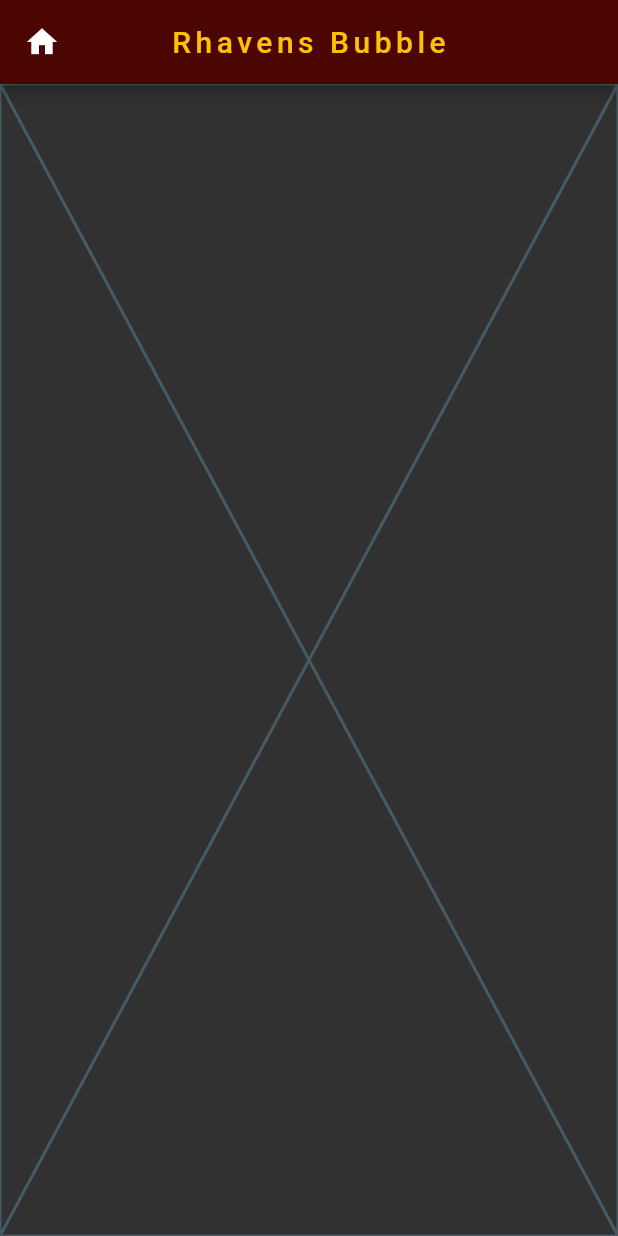
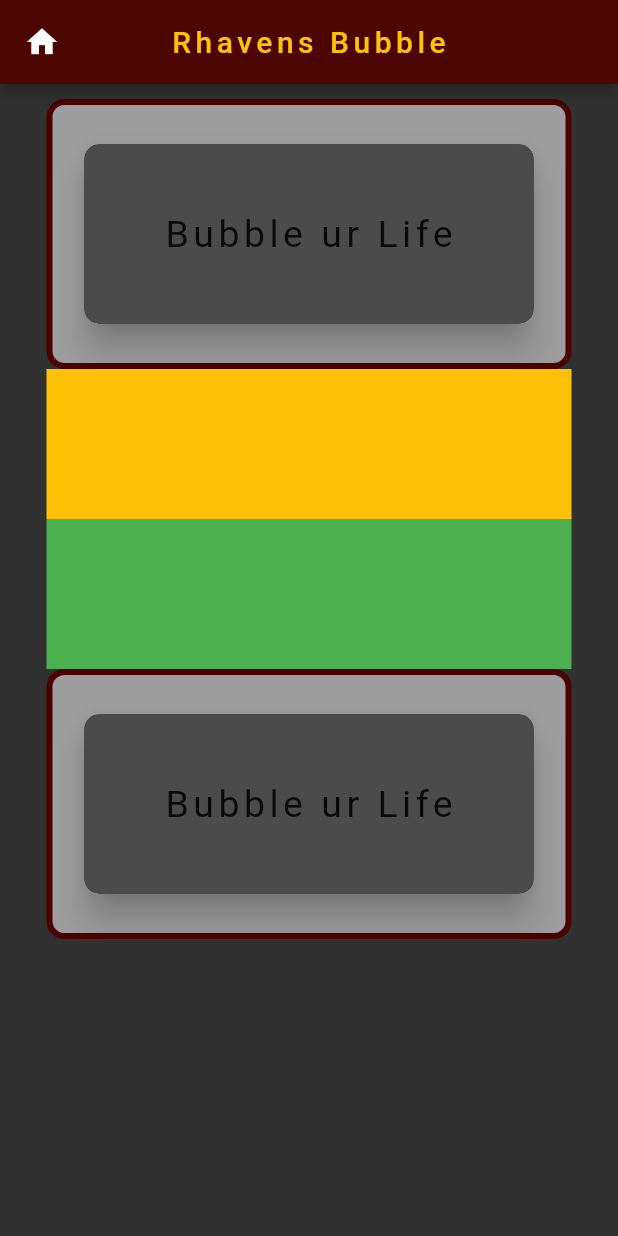
Before and after one commit to e7a-0-e7a/Dart---Flutter, a Flutter app: the screen it shows after launch, on a phone screen of 412 x 824 dp. Run offline on Flutter 3.47's test engine with Material 2 defaults, Android fonts, the phone set to English and light mode, and no system bars; Roboto replaces fonts that are missing (JetBrains Mono).

Commit message:
add container text + modified widget page

```diff
--- a/flutter_grundlagen/lib/presentation/widgets_examples/widgeds_examples_page.dart
+++ b/flutter_grundlagen/lib/presentation/widgets_examples/widgeds_examples_page.dart
@@ -1,4 +1,5 @@
 import 'package:flutter/material.dart';
+import 'package:fluttergrundlagen/presentation/widgets_examples/widgets/container_text_example.dart';
 
 class WidgetsExamplesPage extends StatelessWidget {
   const WidgetsExamplesPage({Key? key}) : super(key: key);
@@ -20,6 +21,28 @@ class WidgetsExamplesPage extends StatelessWidget {
               letterSpacing: 3),
           title: const Text("Rhavens Bubble"),
         ),
-        body: const Placeholder());
+        body: Center(
+          child: Padding(
+            padding: const EdgeInsets.symmetric(vertical: 10),
+            child: Column(
+              //mainAxisAlignment: MainAxisAlignment.start,
+              //crossAxisAlignment: CrossAxisAlignment.center,
+              children: [
+                const ContainerTextExamples(),
+                Container(
+                  color: Colors.amber,
+                  width: 350,
+                  height: 100,
+                ),
+                Container(
+                  color: Colors.green,
+                  width: 350,
+                  height: 100,
+                ),
+                const ContainerTextExamples(),
+              ],
+            ),
+          ),
+        ));
   }
 }
--- /dev/null
+++ b/flutter_grundlagen/lib/presentation/widgets_examples/widgets/container_text_example.dart
@@ -0,0 +1,39 @@
+import 'package:flutter/material.dart';
+
+class ContainerTextExamples extends StatelessWidget {
+  const ContainerTextExamples({Key? key}) : super(key: key);
+
+  @override
+  Widget build(BuildContext context) {
+    return Container(
+      height: 180,
+      width: 350,
+      decoration: BoxDecoration(
+          color: Colors.grey,
+          border:
+              Border.all(color: const Color.fromARGB(255, 73, 1, 1), width: 4),
+          borderRadius: BorderRadius.circular(12)),
+      child: Center(
+        child: Material(
+          borderRadius: BorderRadius.circular(10),
+          elevation: 10,
+          child: Container(
+            alignment: Alignment.center,
+            //padding: const EdgeInsets.only(bottom: 20),
+            height: 120,
+            width: 300,
+            decoration: BoxDecoration(
+              color: const Color.fromARGB(255, 75, 75, 75),
+              borderRadius: BorderRadius.circular(10),
+            ),
+            child: const Text(
+              "Bubble ur Life",
+              style: TextStyle(
+                  fontFamily: "Roboto", fontSize: 25, letterSpacing: 3),
+            ),
+          ),
+        ),
+      ),
+    );
+  }
+}
```
Also changed, not shown: 1 other file.
